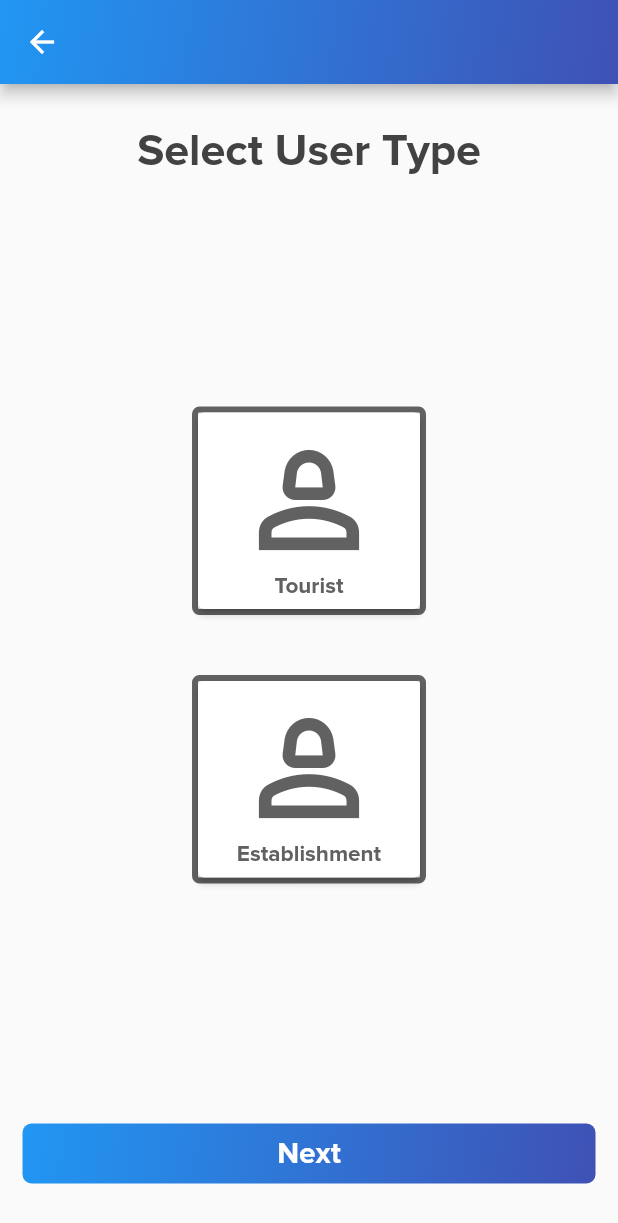
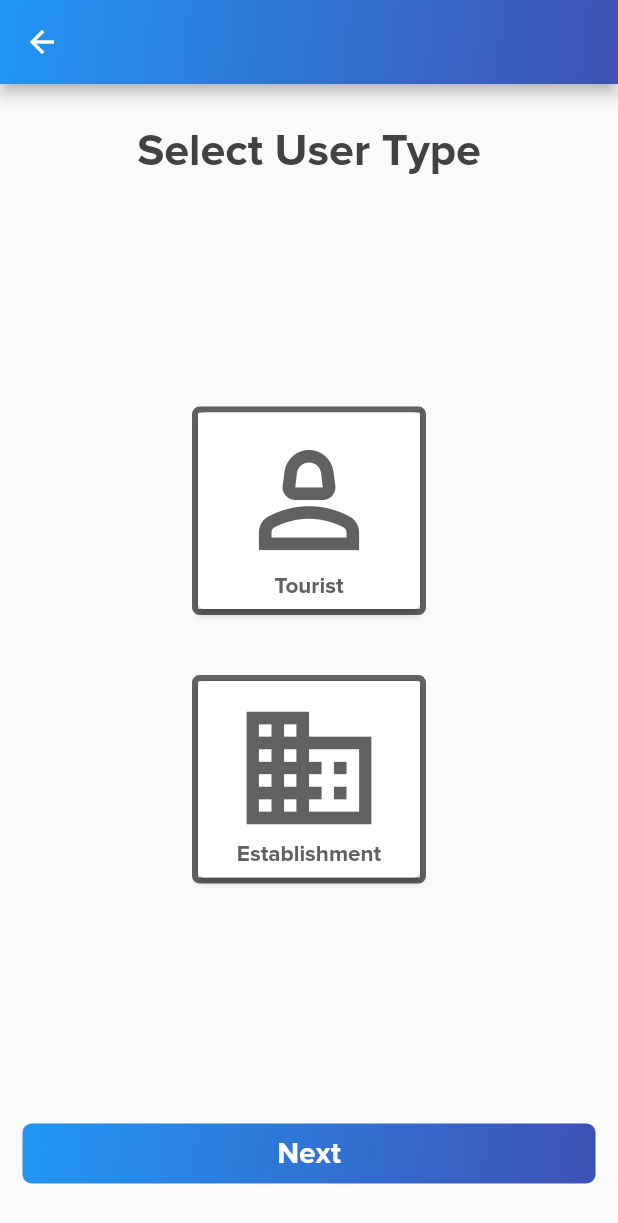
Before and after one commit to whackurt/bt-frontend, a Flutter app: the SelectUserType screen opened by its route, on a phone screen of 412 x 824 dp. Shown: the top 1223 px of the screen. Run offline on Flutter 3.47's test engine with Material 2 defaults, Android fonts, the phone set to English and light mode, and no system bars; our stand-ins replace accordion, date_field, flutter_spinkit, image_picker, qr_flutter, shared_preferences; missing offline and left inert: animated_snack_bar, flutter_barcode_scanner; accounts and stored records are empty.

Commit message:
refactor: edited icon for establishment select btn

```diff
--- a/lib/features/auth_features/screens/signup/select_user_type.dart
+++ b/lib/features/auth_features/screens/signup/select_user_type.dart
@@ -118,7 +118,7 @@ class _SelectUserTypeState extends State<SelectUserType> {
                             child: Column(
                               children: [
                                 Icon(
-                                  Icons.person_2_outlined,
+                                  Icons.domain,
                                   size: 100.0,
                                   color: selectedUser == 'Establishment'
                                       ? Colors.indigo
```
